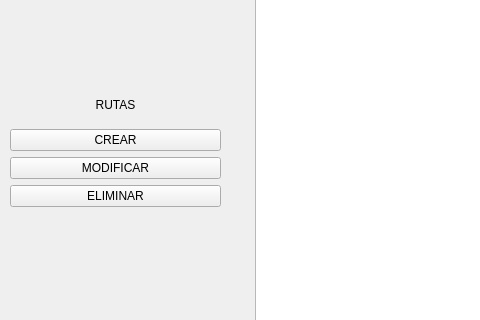
Before: the Qt Designer form DefinitiveProject/ToursApp/mainwindow.ui in Cinthia0709/LP3, drawn with Qt 5; both pictures show x 0 to 480 and y 84 to 404 of the 1062 by 600 pixel window.
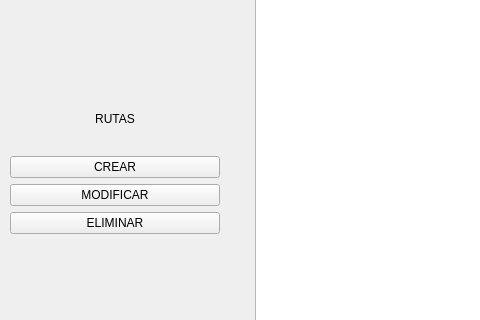
After: the same form once the commit is applied.

Commit message: cambio de uso del editor grafico de ui (de QT) a codigo

```diff
--- a/DefinitiveProject/ToursApp/mainwindow.ui
+++ b/DefinitiveProject/ToursApp/mainwindow.ui
@@ -36,18 +36,24 @@
       <x>10</x>
       <y>170</y>
       <width>211</width>
-      <height>121</height>
+      <height>149</height>
      </rect>
     </property>
     <layout class="QVBoxLayout" name="verticalLayout_2">
      <property name="sizeConstraint">
-      <enum>QLayout::SizeConstraint::SetDefaultConstraint</enum>
+      <enum>QLayout::SizeConstraint::SetMinimumSize</enum>
      </property>
      <property name="leftMargin">
       <number>0</number>
      </property>
      <property name="topMargin">
-      <number>0</number>
+      <number>1</number>
+     </property>
+     <property name="rightMargin">
+      <number>1</number>
+     </property>
+     <property name="bottomMargin">
+      <number>1</number>
      </property>
      <item>
       <widget class="QLabel" name="label">
```
The commit also changes 1 other file.
